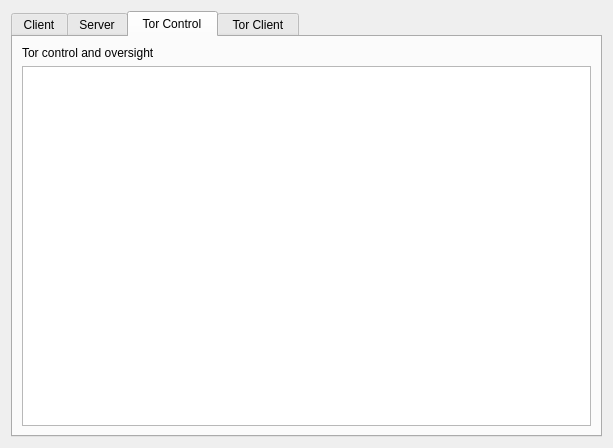
First picture: the form in connectdialog.ui, repository egge313/eggemesg, before the edit.
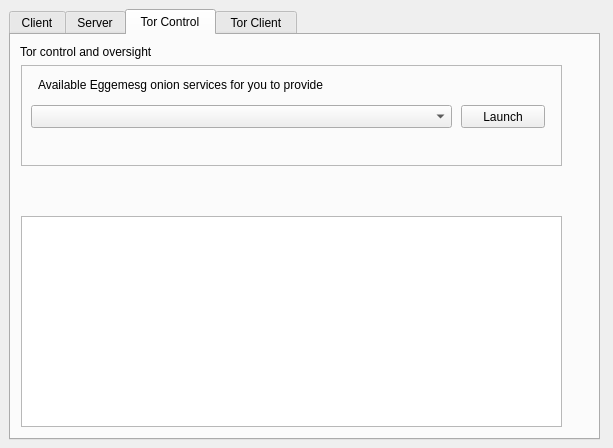
Second picture: the form after the edit. The open tabs and pages were chosen to show the change.

Commit message: Latest changes, working towards websocket based onion service.

```diff
--- a/connectdialog.ui
+++ b/connectdialog.ui
@@ -25,9 +25,18 @@
   <property name="modal">
    <bool>true</bool>
   </property>
-  <layout class="QGridLayout" name="gridLayout_3">
-   <item row="0" column="0">
     <widget class="QTabWidget" name="tabConnect">
+   <property name="enabled">
+    <bool>true</bool>
+   </property>
+   <property name="geometry">
+    <rect>
+     <x>9</x>
+     <y>9</y>
+     <width>591</width>
+     <height>431</height>
+    </rect>
+   </property>
      <property name="maximumSize">
       <size>
        <width>601</width>
@@ -270,18 +279,90 @@
       <attribute name="title">
        <string> Tor Control </string>
       </attribute>
-      <layout class="QVBoxLayout" name="verticalLayout">
-       <item>
         <widget class="QLabel" name="labelTorControlInfo">
+     <property name="geometry">
+      <rect>
+       <x>9</x>
+       <y>9</y>
+       <width>147</width>
+       <height>16</height>
+      </rect>
+     </property>
          <property name="text">
           <string>Tor control and oversight</string>
          </property>
         </widget>
-       </item>
-       <item>
-        <widget class="QListWidget" name="listWidgetTorControlHistory"/>
-       </item>
-      </layout>
+    <widget class="QListWidget" name="listWidgetTorControlHistory">
+     <property name="geometry">
+      <rect>
+       <x>10</x>
+       <y>181</y>
+       <width>541</width>
+       <height>211</height>
+      </rect>
+     </property>
+    </widget>
+    <widget class="QFrame" name="frame_2">
+     <property name="geometry">
+      <rect>
+       <x>10</x>
+       <y>30</y>
+       <width>541</width>
+       <height>101</height>
+      </rect>
+     </property>
+     <property name="accessibleName">
+      <string>Available services</string>
+     </property>
+     <property name="frameShape">
+      <enum>QFrame::Shape::StyledPanel</enum>
+     </property>
+     <property name="frameShadow">
+      <enum>QFrame::Shadow::Raised</enum>
+     </property>
+     <widget class="QComboBox" name="comboBoxAvailableServices">
+      <property name="geometry">
+       <rect>
+        <x>10</x>
+        <y>40</y>
+        <width>421</width>
+        <height>23</height>
+       </rect>
+      </property>
+     </widget>
+     <widget class="QPushButton" name="pushButtonLaunchService">
+      <property name="geometry">
+       <rect>
+        <x>440</x>
+        <y>40</y>
+        <width>84</width>
+        <height>23</height>
+       </rect>
+      </property>
+      <property name="toolTip">
+       <string>Start providing an Eggemesg service</string>
+      </property>
+      <property name="toolTipDuration">
+       <number>7</number>
+      </property>
+      <property name="text">
+       <string>Launch</string>
+      </property>
+     </widget>
+     <widget class="QLabel" name="label">
+      <property name="geometry">
+       <rect>
+        <x>17</x>
+        <y>10</y>
+        <width>481</width>
+        <height>20</height>
+       </rect>
+      </property>
+      <property name="text">
+       <string>Available Eggemesg onion services for you to provide</string>
+      </property>
+     </widget>
+    </widget>
      </widget>
      <widget class="QWidget" name="tabTorClient">
       <property name="focusPolicy">
@@ -341,11 +422,40 @@
          </property>
         </widget>
        </item>
-      </layout>
-     </widget>
-    </widget>
-   </item>
-  </layout>
+     <item>
+      <widget class="QPushButton" name="pushButtonClientDisconnect">
+       <property name="enabled">
+        <bool>true</bool>
+       </property>
+       <property name="toolTip">
+        <string>Disconnect the Eggemesg service</string>
+       </property>
+       <property name="toolTipDuration">
+        <number>5</number>
+       </property>
+       <property name="text">
+        <string>Disconnect</string>
+       </property>
+      </widget>
+     </item>
+     <item>
+      <widget class="QLabel" name="labelTorClientInfo2">
+       <property name="font">
+        <font>
+         <italic>true</italic>
+        </font>
+       </property>
+       <property name="text">
+        <string/>
+       </property>
+      </widget>
+     </item>
+     <item>
+      <widget class="QListWidget" name="listWidgetTorClientFeedback"/>
+     </item>
+    </layout>
+   </widget>
+  </widget>
  </widget>
  <resources/>
  <connections/>
```
Left out of the diff: 35 changed lines with no effect on the pictures. Lines whose indentation alone changed are shown as unchanged. The commit also changes 23 other files.
